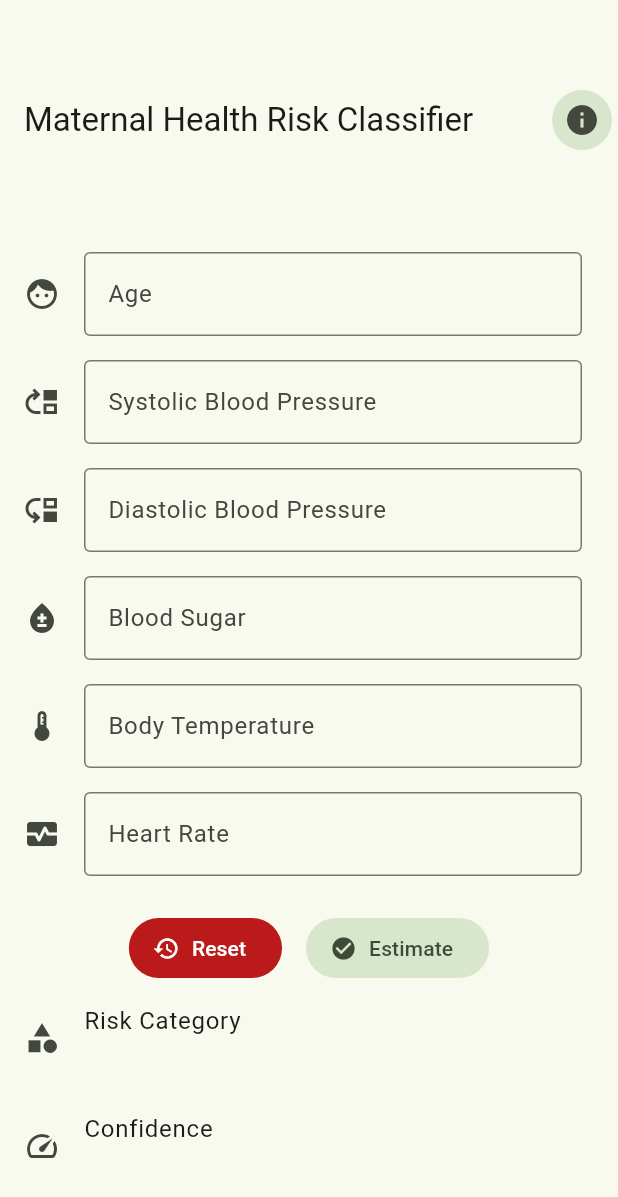
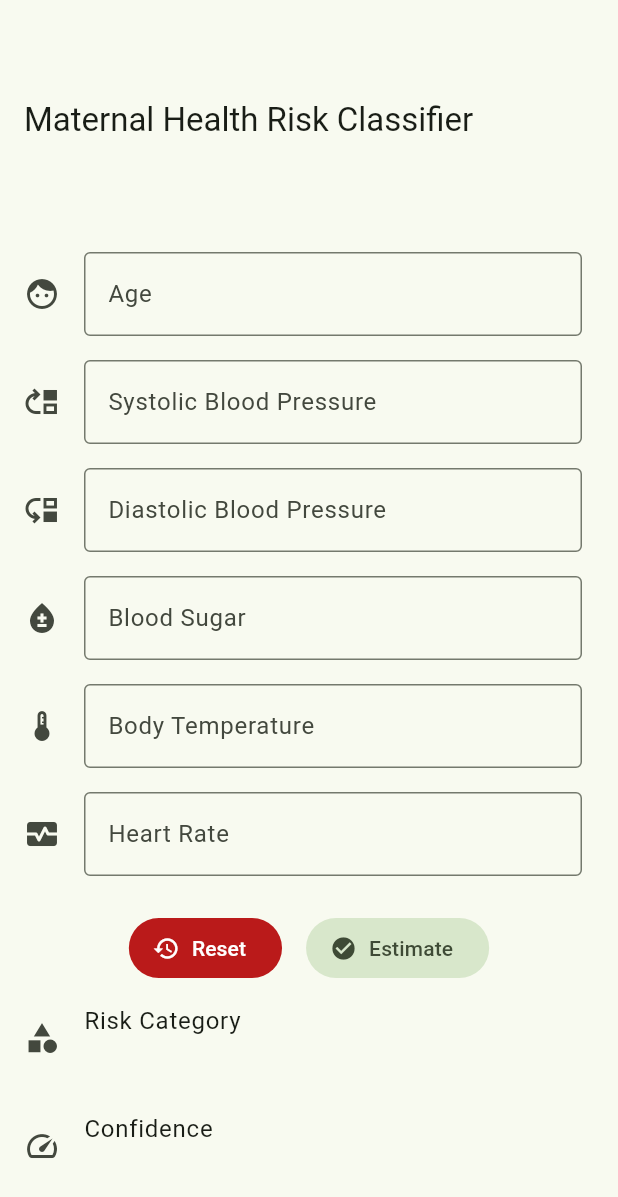
Before and after one commit to Az-21/ruas, a Flutter app: the screen it shows after launch, on a phone screen of 412 x 824 dp. Shown: the top 1197 px of the screen. Run offline on Flutter 3.47's test engine with Material 3 defaults, Android fonts, the light colour scheme and no system bars; drawn by our look-alikes of dynamic_color; our stand-ins replace go_router.

Commit message:
Remove about page action icon button

```diff
--- a/healthcare/app/lib/home/page.dart
+++ b/healthcare/app/lib/home/page.dart
@@ -11,7 +11,6 @@ class HomePage extends StatelessWidget {
       appBar: AppBar(
         toolbarHeight: 160,
         title: const Text("Maternal Health Risk Classifier"),
-        actions: [IconButton.filledTonal(onPressed: () {}, icon: const Icon(Icons.info))],
       ),
       body: Classifier(),
     );
```
